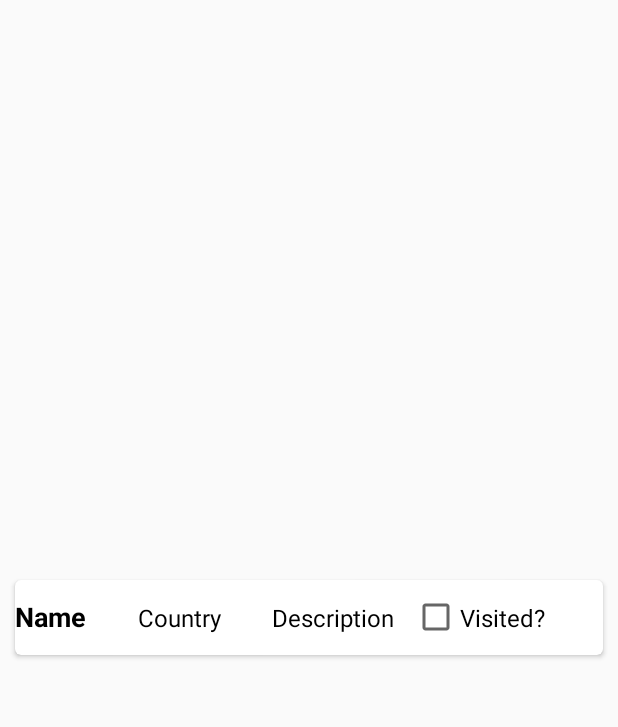
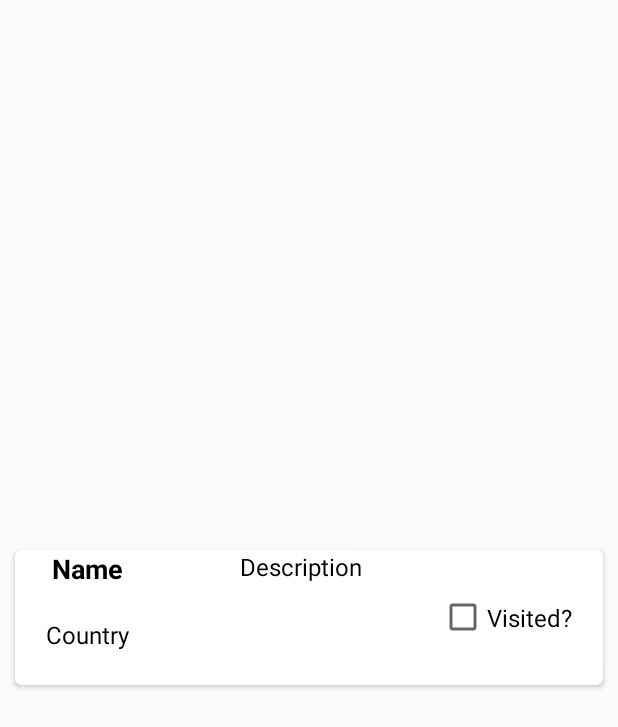
Before and after one commit to adaamko/Utazo, an Android app: the layout destination_card.xml on its own in the app's theme, with its tools: preview values and no code run, on a phone screen of 412 x 824 dp. Shown: the top 727 px of the screen. Run offline under Robolectric (Android 15) with nearby library versions, the phone set to English and light mode, and no system bars.

```diff
--- a/app/src/main/AndroidManifest.xml
+++ b/app/src/main/AndroidManifest.xml
@@ -1,6 +1,8 @@
 <?xml version="1.0" encoding="utf-8"?>
 <manifest xmlns:android="http://schemas.android.com/apk/res/android"
     package="com.example.mobsoft.utazo">
+
+    <uses-permission android:name="android.permission.INTERNET"/>
 
     <application
         android:name=".UtazoApplication"
--- a/app/src/main/java/com/example/mobsoft/utazo/di/Network.java
+++ b/app/src/main/java/com/example/mobsoft/utazo/di/Network.java
@@ -6,9 +6,6 @@ import javax.inject.Qualifier;
 
 import static java.lang.annotation.RetentionPolicy.RUNTIME;
 
-/**
- * Created by Gábor on 4/19/2018
- */
 
 @Qualifier
 @Retention(RUNTIME)
--- a/app/src/main/java/com/example/mobsoft/utazo/network/NetworkConfig.java
+++ b/app/src/main/java/com/example/mobsoft/utazo/network/NetworkConfig.java
@@ -1,5 +1,5 @@
 package com.example.mobsoft.utazo.network;
 
 public class NetworkConfig {
-    public static final String ENDPOINT_ADDRESS = "https://api.sygictravelapi.com/1.0/en/";
+    public static final String ENDPOINT_ADDRESS = "https://adaamko.pythonanywhere.com/";
 }
--- a/app/src/main/java/com/example/mobsoft/utazo/ui/destinations/DestinationsAdapter.java
+++ b/app/src/main/java/com/example/mobsoft/utazo/ui/destinations/DestinationsAdapter.java
@@ -45,6 +45,10 @@ public class DestinationsAdapter extends RecyclerView.Adapter<DestinationsAdapte
         holder.tvDescription.setText(destination.getDescription());
         holder.tvVisited.setChecked(destination.getStatus().equals(Destination.StatusEnum.VISITED));
 
+        if(position<3){
+            holder.tvVisited.setEnabled(false);
+        }
+
         holder.tvVisited.setOnClickListener(new View.OnClickListener() {
             @Override
             public void onClick(View v) {
--- a/app/src/main/java/com/example/mobsoft/utazo/ui/destinations/DestinationsScreen.java
+++ b/app/src/main/java/com/example/mobsoft/utazo/ui/destinations/DestinationsScreen.java
@@ -7,6 +7,8 @@ import java.util.List;
 public interface DestinationsScreen {
     void showDestinations(List<Destination> destinations);
 
+    void addTopDestinations(List<Destination> destinations);
+
     void showNetworkError(String errorMsg);
 
     void addDestination();
--- a/app/src/main/res/layout/destination_card.xml
+++ b/app/src/main/res/layout/destination_card.xml
@@ -1,10 +1,10 @@
 <?xml version="1.0" encoding="utf-8"?>
-<android.support.v7.widget.CardView
+<android.support.v7.widget.CardView xmlns:android="http://schemas.android.com/apk/res/android"
+    xmlns:card_view="http://schemas.android.com/apk/res-auto"
+    xmlns:tools="http://schemas.android.com/tools"
     android:id="@+id/cardDestinations"
-    xmlns:android="http://schemas.android.com/apk/res/android"
-    xmlns:card_view="http://schemas.android.com/apk/res-auto"
     android:layout_width="match_parent"
-    android:layout_height="wrap_content"
+    android:layout_height="90dp"
     android:layout_gravity="center"
     android:layout_margin="10dp"
     android:foreground="?android:attr/selectableItemBackground"
@@ -17,39 +17,48 @@
 
         <LinearLayout
             android:layout_width="wrap_content"
-            android:layout_height="wrap_content"
+            android:layout_height="match_parent"
             android:gravity="center_horizontal"
             android:orientation="horizontal">
 
+            <LinearLayout
+                android:layout_width="102dp"
+                android:layout_height="match_parent"
+                android:orientation="vertical">
+
                 <TextView
                     android:id="@+id/tvName"
-                android:layout_width="82dp"
-                android:layout_height="50dp"
+                    android:layout_width="match_parent"
+                    android:layout_height="45dp"
                     android:text="Name"
+                    android:textAlignment="center"
                     android:textColor="#000000"
                     android:textSize="18sp"
                     android:textStyle="bold" />
 
                 <TextView
                     android:id="@+id/tvCountry"
-                android:layout_width="89dp"
-                android:layout_height="50dp"
+                    android:layout_width="match_parent"
+                    android:layout_height="45dp"
                     android:text="Country"
+                    android:textAlignment="center"
                     android:textColor="#000000"
                     android:textSize="16sp" />
+            </LinearLayout>
 
             <TextView
                 android:id="@+id/tvDescription"
-                android:layout_width="93dp"
-                android:layout_height="50dp"
+                android:layout_width="183dp"
+                android:layout_height="match_parent"
                 android:text="Description"
+                android:textAlignment="center"
                 android:textColor="#000000"
                 android:textSize="16sp" />
 
             <CheckBox
                 android:id="@+id/tvVisited"
-                android:layout_width="100dp"
-                android:layout_height="50dp"
+                android:layout_width="104dp"
+                android:layout_height="match_parent"
                 android:text="Visited?"
                 android:textColor="#000000"
                 android:textSize="16sp" />
```
Also changed, not shown: app/src/main/java/com/example/mobsoft/utazo/model/Destination.java (+5 -8 lines), app/src/main/java/com/example/mobsoft/utazo/ui/UIModule.java (+8 -0 lines), app/src/main/java/com/example/mobsoft/utazo/ui/destinations/DestinationsFragment.java (+18 -1 lines), app/src/main/java/com/example/mobsoft/utazo/ui/destinations/DestinationsPresenter.java (+22 -4 lines). Lines whose indentation alone changed are shown as unchanged.
